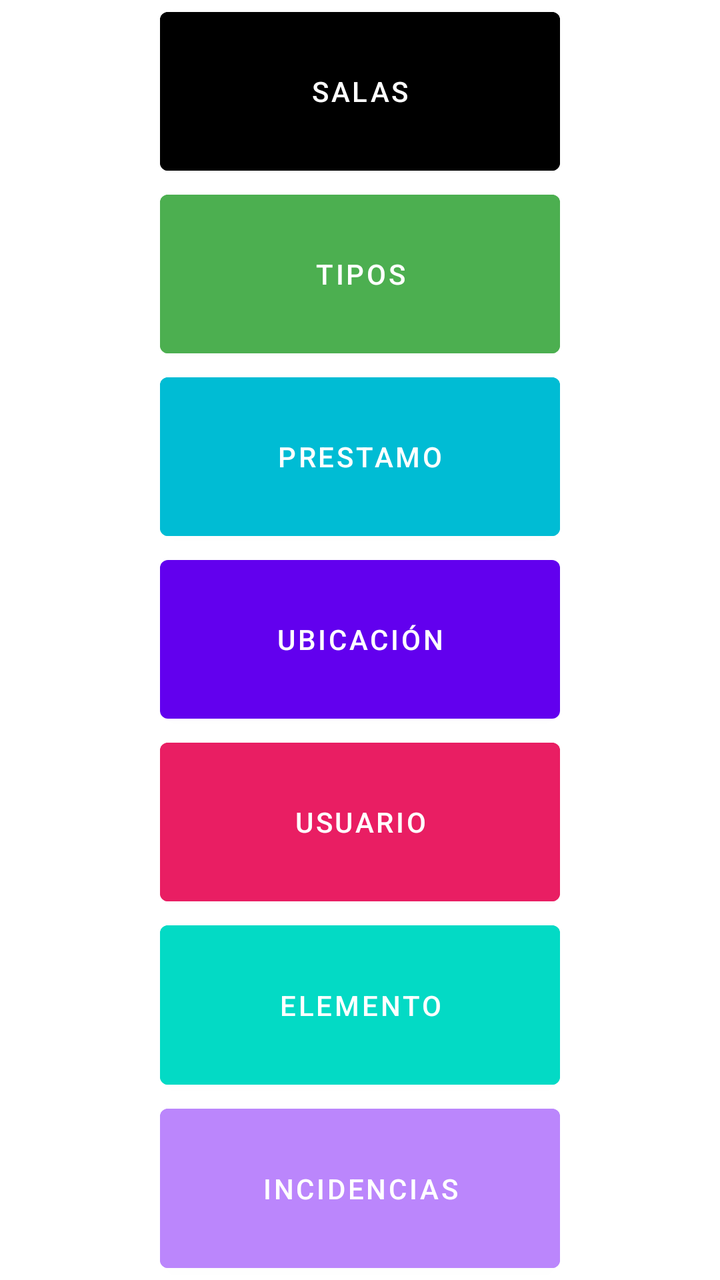
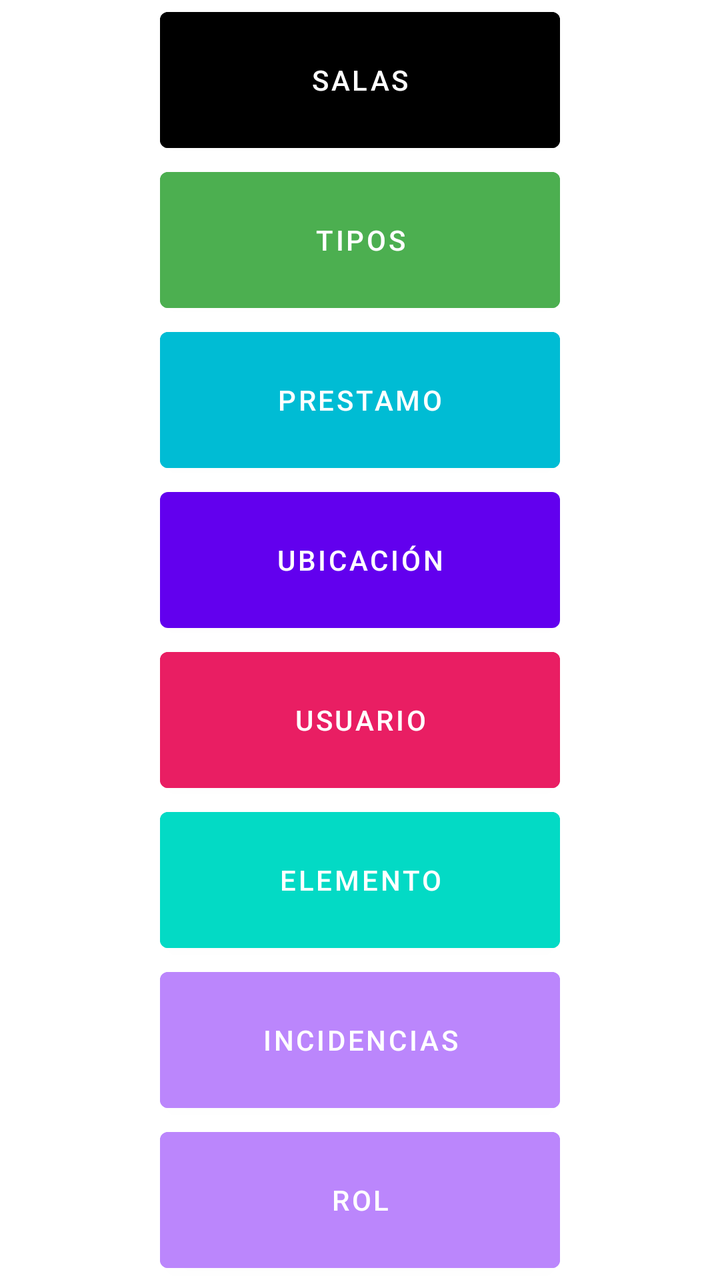

Compare the two renders of this Android layout. The source of the first and the diff that turns it into the second are given below.
<!-- AndroidManifest.xml: application theme Theme.AplicacionIncidencias -->
<!-- res/layout/activity_menu.xml -->
<?xml version="1.0" encoding="utf-8"?>
<LinearLayout xmlns:android="http://schemas.android.com/apk/res/android"
    xmlns:app="http://schemas.android.com/apk/res-auto"
    xmlns:tools="http://schemas.android.com/tools"
    android:id="@+id/main"
    android:layout_width="match_parent"
    android:layout_height="match_parent"

    tools:context=".MenuPrincipal.ActivityMenu"
    android:orientation="vertical">

    <Button
        android:id="@+id/ButtonMenuSala"
        android:layout_width="200dp"
        android:layout_height="0dp"
        android:layout_weight="1"
        android:text="Salas"
        android:textColor="@color/white"
        android:layout_gravity="center"
        android:backgroundTint="@color/black"

        ></Button>

    <Button
        android:id="@+id/ButtonMenuTipo"
        android:layout_width="200dp"
        android:layout_height="0dp"
        android:layout_weight="1"
        android:text="Tipos"
        android:layout_gravity="center"
        android:backgroundTint="#4CAF50"
        ></Button>
    <Button
        android:id="@+id/ButtonMenuPrestamo"
        android:layout_width="200dp"
        android:layout_height="0dp"
        android:layout_weight="1"
        android:text="Prestamo"
        android:layout_gravity="center"
        android:backgroundTint="#00BCD4"
        ></Button>
    <Button
        android:id="@+id/ButtonMenuUbicacion"
        android:layout_width="200dp"
        android:layout_height="0dp"
        android:layout_weight="1"
        android:text="Ubicación"
        android:layout_gravity="center"

        ></Button>
    <Button
        android:id="@+id/ButtonMenuUsuario"
        android:layout_width="200dp"
        android:layout_height="0dp"
        android:layout_weight="1"
        android:text="Usuario"
        android:layout_gravity="center"
        android:backgroundTint="#E91E63"
        ></Button>
    <Button
        android:id="@+id/ButtonMenuElemento"
        android:layout_width="200dp"
        android:layout_height="0dp"
        android:layout_weight="1"
        android:text="Elemento"
        android:layout_gravity="center"
        android:backgroundTint="@color/teal_200"
        ></Button>
    <Button
        android:id="@+id/ButtonMenuIncidencia"
        android:layout_width="200dp"
        android:layout_height="0dp"
        android:layout_weight="1"
        android:text="Incidencias"
        android:layout_gravity="center"
        android:backgroundTint="@color/purple_200"
        ></Button>

</LinearLayout>
<!-- resources referenced by this layout -->
<resources>
  <color name="black">#FF000000</color>
  <color name="purple_200">#FFBB86FC</color>
  <color name="teal_200">#FF03DAC5</color>
  <color name="white">#FFFFFFFF</color>
  <style name="Theme.AplicacionIncidencias" parent="Theme.MaterialComponents.DayNight.DarkActionBar">
          
          <item name="colorPrimary">@color/purple_500</item>
          <item name="colorPrimaryVariant">@color/purple_700</item>
          <item name="colorOnPrimary">@color/white</item>
          
          <item name="colorSecondary">@color/teal_200</item>
          <item name="colorSecondaryVariant">@color/teal_700</item>
          <item name="colorOnSecondary">@color/black</item>
          
          <item name="android:statusBarColor">?attr/colorPrimaryVariant</item>
          
      </style>
  <color name="purple_500">#FF6200EE</color>
  <color name="purple_700">#FF3700B3</color>
  <color name="teal_700">#FF018786</color>
</resources>

<!-- the commit's change to res/layout/activity_menu.xml (unified diff, before → after) -->
@@ -74,6 +74,15 @@
         android:text="Incidencias"
         android:layout_gravity="center"
         android:backgroundTint="@color/purple_200"
-        ></Button>
+        />
+    <Button
+        android:id="@+id/ButtonMenuRol"
+        android:layout_width="200dp"
+        android:layout_height="0dp"
+        android:layout_weight="1"
+        android:text="Rol"
+        android:layout_gravity="center"
+        android:backgroundTint="@color/purple_200"
+        />
 
 </LinearLayout>
